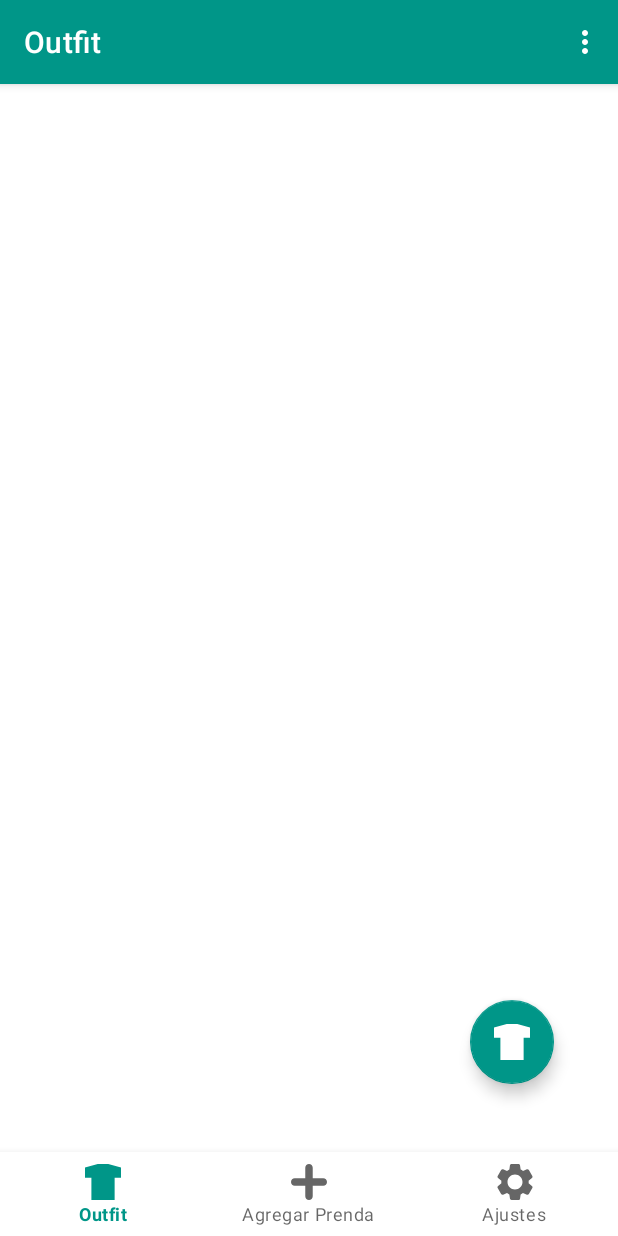
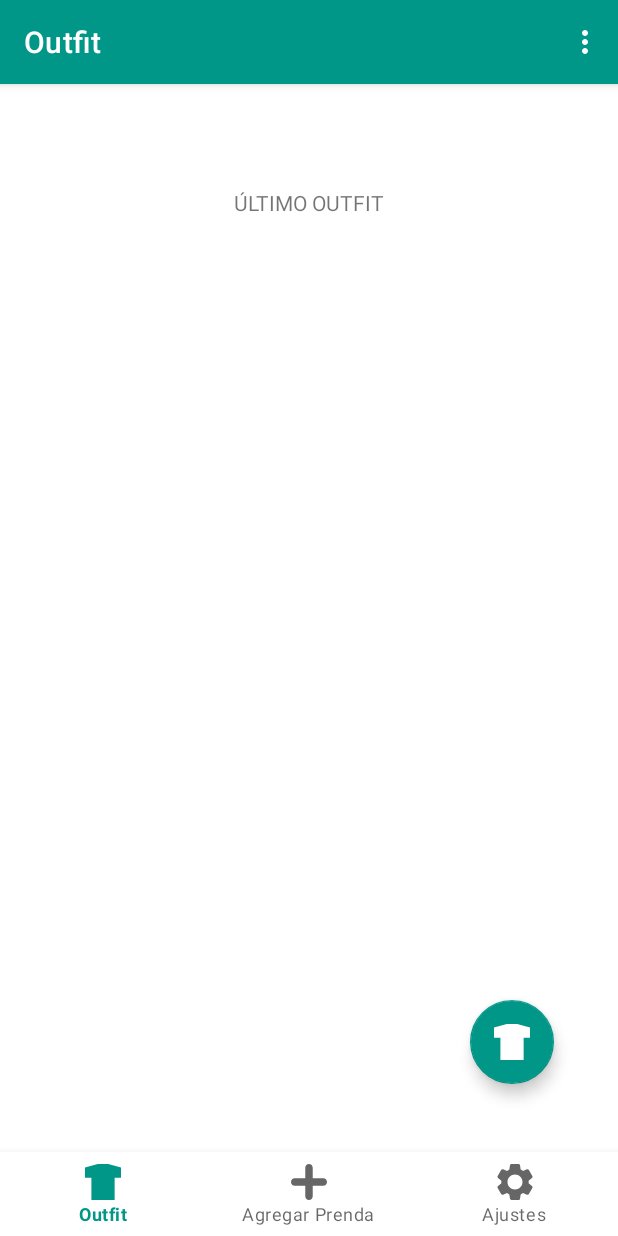
Before and after one commit to quiquear7/Dresser, an Android app: the screen it shows after launch once a user with an empty profile is signed in (MainActivity), on a phone screen of 412 x 824 dp. Run offline under Robolectric (Android 15) with nearby library versions, the phone set to English and light mode, and no system bars; our stand-ins replace Firebase (no records; nobody signed in at launch, a user with empty details on screens opened directly), Room's generated code, navigation-ui; 1 statement that could not run was skipped.

```diff
--- a/app/src/main/res/layout/fragment_home.xml
+++ b/app/src/main/res/layout/fragment_home.xml
@@ -45,4 +45,14 @@
         app:layout_constraintStart_toStartOf="parent"
         app:layout_constraintTop_toTopOf="parent" />
 
+    <TextView
+        android:id="@+id/textView3"
+        android:layout_width="wrap_content"
+        android:layout_height="wrap_content"
+        android:layout_marginBottom="36dp"
+        android:text="@string/ltimo_outfit"
+        app:layout_constraintBottom_toTopOf="@+id/recyclerViewHome"
+        app:layout_constraintEnd_toEndOf="parent"
+        app:layout_constraintStart_toStartOf="parent" />
+
 </androidx.constraintlayout.widget.ConstraintLayout>
--- a/app/src/main/res/layout/historial_item.xml
+++ b/app/src/main/res/layout/historial_item.xml
@@ -13,5 +13,6 @@
         android:layout_width="411dp"
         android:layout_height="match_parent"
         tools:srcCompat="@tools:sample/avatars"
+        android:rotation="90"
         android:contentDescription="@string/todo" />
 </LinearLayout>
--- a/app/src/main/res/values/strings.xml
+++ b/app/src/main/res/values/strings.xml
@@ -183,4 +183,5 @@
     <string name="ocasi_n">Ocasión</string>
     <string name="nombre">Nombre</string>
     <string name="historial_ropa">Historial Ropa</string>
+    <string name="ltimo_outfit">ÚLTIMO OUTFIT</string>
 </resources>
```
